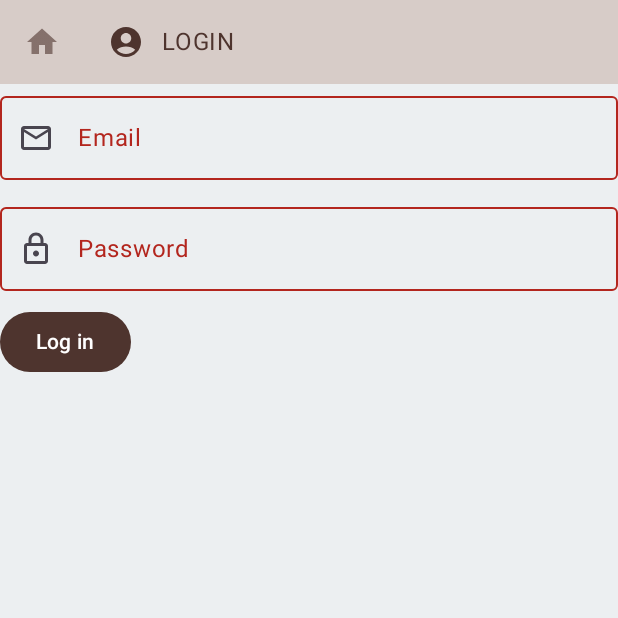
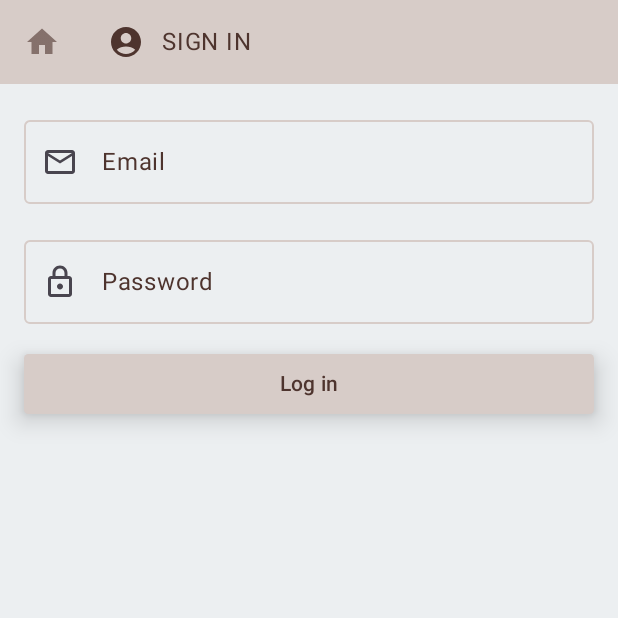
Before and after one commit to FrietStoofvlees/CoffeeBrewer, an Android app built with Jetpack Compose: the screen it shows after launch (MainActivity), tab 2 chosen, on a phone screen of 412 x 824 dp, the top half of it. Run offline under Robolectric (Android 15) with nearby library versions, the phone set to English and light mode, and no system bars; our stand-ins replace Firebase (no records; nobody signed in at launch, a user with empty details on screens opened directly).

```diff
--- a/app/src/main/java/be/frietstoofvlees/coffeebrewer/CoffeeBrewerApplication.kt
+++ b/app/src/main/java/be/frietstoofvlees/coffeebrewer/CoffeeBrewerApplication.kt
@@ -3,11 +3,14 @@ package be.frietstoofvlees.coffeebrewer
 import android.app.Application
 import be.frietstoofvlees.coffeebrewer.data.AppContainer
 import be.frietstoofvlees.coffeebrewer.data.DefaultAppContainer
+import com.google.firebase.FirebaseApp
 
 class CoffeeBrewerApplication : Application() {
     lateinit var container: AppContainer
     override fun onCreate() {
         super.onCreate()
         container = DefaultAppContainer()
+
+        FirebaseApp.initializeApp(this)
     }
 }
--- a/app/src/main/java/be/frietstoofvlees/coffeebrewer/CoffeeBrewerDestination.kt
+++ b/app/src/main/java/be/frietstoofvlees/coffeebrewer/CoffeeBrewerDestination.kt
@@ -15,9 +15,9 @@ object Home : CoffeeBrewerDestination {
     override val route = "home"
 }
 
-object Login : CoffeeBrewerDestination {
+object SignIn : CoffeeBrewerDestination {
     override val icon = Icons.Default.AccountCircle
-    override val route = "login"
+    override val route = "sign in"
 }
 
-val tabRowScreens = listOf(Home, Login)
+val tabRowScreens = listOf(Home, SignIn)
--- a/app/src/main/java/be/frietstoofvlees/coffeebrewer/MainActivity.kt
+++ b/app/src/main/java/be/frietstoofvlees/coffeebrewer/MainActivity.kt
@@ -20,15 +20,26 @@ import androidx.navigation.compose.currentBackStackEntryAsState
 import androidx.navigation.compose.rememberNavController
 import be.frietstoofvlees.coffeebrewer.ui.components.CoffeeBrewerTabRow
 import be.frietstoofvlees.coffeebrewer.ui.screens.HomeScreen
-import be.frietstoofvlees.coffeebrewer.ui.screens.LoginScreen
+import be.frietstoofvlees.coffeebrewer.ui.screens.SignInScreen
 import be.frietstoofvlees.coffeebrewer.ui.theme.CoffeeBrewerTheme
+import com.google.firebase.Firebase
+import com.google.firebase.auth.FirebaseAuth
+import com.google.firebase.auth.auth
 
 class MainActivity : ComponentActivity() {
+    private lateinit var auth: FirebaseAuth
+
     override fun onCreate(savedInstanceState: Bundle?) {
         super.onCreate(savedInstanceState)
+        auth = Firebase.auth
         setContent {
             CoffeeBrewerApp()
         }
+    }
+
+    override fun onStart() {
+        super.onStart()
+        val currentUser = auth.currentUser
     }
 }
 
@@ -62,8 +73,8 @@ fun CoffeeBrewerApp() {
                 composable(route = Home.route) {
                     HomeScreen()
                 }
-                composable(route = Login.route) {
-                    LoginScreen()
+                composable(route = SignIn.route) {
+                    SignInScreen()
                 }
             }
         }
--- a/app/src/main/java/be/frietstoofvlees/coffeebrewer/ui/components/AppComponents.kt
+++ b/app/src/main/java/be/frietstoofvlees/coffeebrewer/ui/components/AppComponents.kt
@@ -39,6 +39,8 @@ fun InputFieldComponent(
         colors = TextFieldDefaults.outlinedTextFieldColors(
             focusedBorderColor = MaterialTheme.colorScheme.primary,
             focusedLabelColor = MaterialTheme.colorScheme.primary,
+            unfocusedBorderColor = MaterialTheme.colorScheme.secondary,
+            unfocusedLabelColor = MaterialTheme.colorScheme.primary,
             cursorColor = MaterialTheme.colorScheme.primary,
             containerColor = MaterialTheme.colorScheme.background
         ),
@@ -52,6 +54,6 @@ fun InputFieldComponent(
         leadingIcon = {
             Icon(icon, contentDescription = "")
         },
-        isError = !errorStatus
+        //isError = !errorStatus
     )
 }
--- a/app/src/main/java/be/frietstoofvlees/coffeebrewer/ui/screens/LoginScreen.kt
+++ b/app/src/main/java/be/frietstoofvlees/coffeebrewer/ui/screens/SignInScreen.kt
@@ -3,11 +3,17 @@ package be.frietstoofvlees.coffeebrewer.ui.screens
 import androidx.compose.foundation.layout.Column
 import androidx.compose.foundation.layout.Spacer
 import androidx.compose.foundation.layout.fillMaxSize
+import androidx.compose.foundation.layout.fillMaxWidth
 import androidx.compose.foundation.layout.height
+import androidx.compose.foundation.layout.padding
+import androidx.compose.foundation.shape.RoundedCornerShape
 import androidx.compose.material.icons.Icons
 import androidx.compose.material.icons.outlined.Email
 import androidx.compose.material.icons.outlined.Lock
 import androidx.compose.material3.Button
+import androidx.compose.material3.ButtonDefaults
+import androidx.compose.material3.CircularProgressIndicator
+import androidx.compose.material3.MaterialTheme
 import androidx.compose.material3.Text
 import androidx.compose.runtime.Composable
 import androidx.compose.ui.Modifier
@@ -18,20 +24,36 @@ import be.frietstoofvlees.coffeebrewer.R
 import be.frietstoofvlees.coffeebrewer.ui.components.InputFieldComponent
 
 @Composable
-fun LoginScreen(viewModel: LoginViewModel = viewModel(factory = LoginViewModel.Factory)) {
-    Column(modifier = Modifier.fillMaxSize()) {
+fun SignInScreen(viewModel: SignInViewModel = viewModel(factory = SignInViewModel.Factory)) {
+    Column(modifier = Modifier
+        .fillMaxSize()
+        .padding(16.dp)) {
         InputFieldComponent(
             labelValue = stringResource(R.string.email),
             icon = Icons.Outlined.Email,
             onTextChanged = { viewModel.emailChanged(it) })
-        Spacer(modifier = Modifier.height(10.dp))
+        Spacer(modifier = Modifier.height(16.dp))
         InputFieldComponent(
             labelValue = stringResource(R.string.password),
             icon = Icons.Outlined.Lock,
             onTextChanged = { viewModel.passwordChanged(it) })
-        Spacer(modifier = Modifier.height(10.dp))
-        Button(onClick = { viewModel.login() }) {
+        Spacer(modifier = Modifier.height(16.dp))
+        Button(onClick = { viewModel.signIn() },
+            shape = RoundedCornerShape(3.dp),
+            elevation = ButtonDefaults.buttonElevation(
+                defaultElevation = 10.dp,
+                pressedElevation = 6.dp
+            ),
+            colors = ButtonDefaults.buttonColors(
+                containerColor = MaterialTheme.colorScheme.secondary,
+                contentColor = MaterialTheme.colorScheme.primary
+            ),
+            modifier = Modifier.fillMaxWidth()
+            ) {
             Text(text = stringResource(R.string.log_in))
+        }
+        if (viewModel.authenticationInProgress.value) {
+            CircularProgressIndicator()
         }
     }
 }
--- a/build.gradle.kts
+++ b/build.gradle.kts
@@ -1,3 +1,8 @@
+buildscript {
+    dependencies {
+        classpath("com.google.gms:google-services:4.4.0")
+    }
+}
 // Top-level build file where you can add configuration options common to all sub-projects/modules.
 plugins {
     id("com.android.application") version "8.1.2" apply false
```
Also changed, not shown: app/build.gradle.kts (+7 -0 lines), app/src/main/java/be/frietstoofvlees/coffeebrewer/ui/screens/SignInViewModel.kt (renamed from app/src/main/java/be/frietstoofvlees/coffeebrewer/ui/screens/LoginViewModel.kt, +38 -10 lines), 1 other file.
